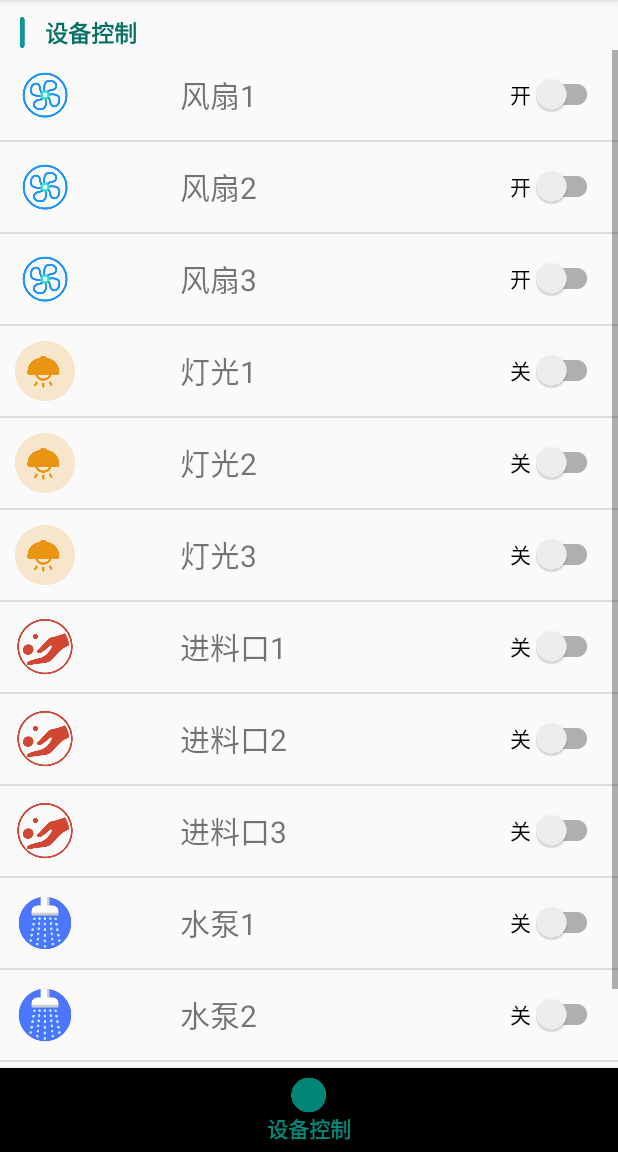
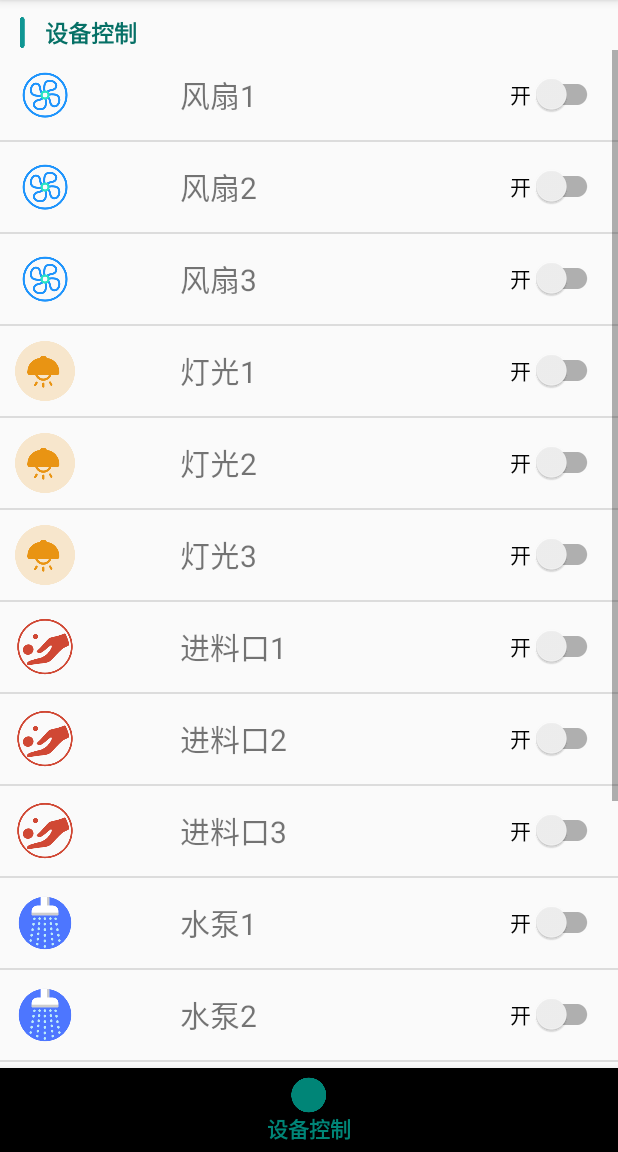
Before and after one commit to LeJac/Smart_Animal_Husbandry, an Android app: the HomeActivity screen opened directly, with no data from a screen before it, item 2 of the bottom bar chosen, on a phone screen of 412 x 824 dp, the part 84-1236 px from its top. Run offline under Robolectric (Android 15) with nearby library versions, the phone set to English and light mode, and no system bars.

Commit message:
数据可视

```diff
--- a/app/src/main/java/com/example/myapplication_1/DeviceControlActivity.java
+++ b/app/src/main/java/com/example/myapplication_1/DeviceControlActivity.java
@@ -2,28 +2,44 @@ package com.example.myapplication_1;
 
 import android.content.Intent;
 import android.os.Bundle;
+import android.os.Handler;
+import android.os.Message;
 import android.view.MenuItem;
 import android.widget.ListView;
 
 import androidx.annotation.NonNull;
-import androidx.appcompat.app.AppCompatActivity;
 
 import com.example.myapplication_1.adapter.ActuatorAdapter;
 import com.example.myapplication_1.model.ActuatorModel;
-import com.example.myapplication_1.viewmodel.HomeViewModel;
+import com.example.myapplication_1.view.DeviceView;
+import com.example.myapplication_1.viewmodel.DeviceControlViewModel;
 import com.google.android.material.bottomnavigation.BottomNavigationView;
 
 import java.util.List;
 
-public class DeviceControlActivity extends AppCompatActivity {
+public class DeviceControlActivity extends DeviceView {
 
 
     private ListView lvDevices;
 
-    private List<ActuatorModel> devices;
+    private List<ActuatorModel> actuators;
+    private ActuatorAdapter actuatorAdapter;
 
-    private HomeViewModel homeViewModel;
+    private DeviceControlViewModel deviceControlViewModel;
     private BottomNavigationView bottomNavigationView;
+
+    public DeviceControlActivity() {
+        handler = new Handler(){
+            @Override
+            public void handleMessage(Message msg) {
+                super.handleMessage(msg);
+                //消息处理：当采集到传感器数据变化时，更新列表和网格的数据
+                if(msg.what == 200){
+                    actuatorAdapter.notifyDataSetChanged();
+                }
+            }
+        };
+    }
     @Override
     protected void onCreate(Bundle savedInstanceState) {
         super.onCreate(savedInstanceState);
@@ -40,14 +56,15 @@ public class DeviceControlActivity extends AppCompatActivity {
         //绑定ListView
         lvDevices = findViewById(R.id.list_divices_control);
         //设置ListView的数据适配器
-        lvDevices.setAdapter(new ActuatorAdapter(this, devices));
+        actuatorAdapter = new ActuatorAdapter(this, actuators);
+        lvDevices.setAdapter(actuatorAdapter);
 
     }
 
     private void initData(){
-        homeViewModel = new HomeViewModel();
-        homeViewModel.init();
-        devices = homeViewModel.getDevices();
+        deviceControlViewModel = new DeviceControlViewModel();
+        deviceControlViewModel.init(this);
+        actuators = deviceControlViewModel.getActuators();
     }
     private BottomNavigationView.OnNavigationItemSelectedListener navListener =
             new BottomNavigationView.OnNavigationItemSelectedListener() {
--- a/app/src/main/java/com/example/myapplication_1/HomeActivity.java
+++ b/app/src/main/java/com/example/myapplication_1/HomeActivity.java
@@ -53,28 +53,44 @@ package com.example.myapplication_1;
 
 import android.content.Intent;
 import android.os.Bundle;
+import android.os.Handler;
+import android.os.Message;
 import android.view.MenuItem;
 import android.widget.GridView;
 
 import androidx.annotation.NonNull;
-import androidx.appcompat.app.AppCompatActivity;
 
 import com.example.myapplication_1.adapter.SensorsAdapter;
 import com.example.myapplication_1.model.SensorModel;
+import com.example.myapplication_1.view.DeviceView;
 import com.example.myapplication_1.viewmodel.HomeViewModel;
 import com.google.android.material.bottomnavigation.BottomNavigationView;
 
 import java.util.List;
 
-public class HomeActivity extends AppCompatActivity {
+public class HomeActivity extends DeviceView {
 
 //    private ListView lvDevices;
     private GridView gvSensors;
 
 //    private List<ActuatorModel> devices;
     private List<SensorModel> sensors;
+    private SensorsAdapter sensorsAdapter;
     private HomeViewModel homeViewModel;
     private BottomNavigationView bottomNavigationView;
+
+    public HomeActivity() {
+        handler = new Handler(){
+            @Override
+            public void handleMessage(Message msg) {
+                super.handleMessage(msg);
+                //消息处理：当采集到传感器数据变化时，更新列表和网格的数据
+                if(msg.what == 200){
+                    sensorsAdapter.notifyDataSetChanged();
+                }
+            }
+        };
+    }
 
     @Override
     protected void onCreate(Bundle savedInstanceState) {
@@ -94,12 +110,13 @@ public class HomeActivity extends AppCompatActivity {
         //设置ListView的数据适配器
 //        lvDevices.setAdapter(new ActuatorAdapter(this, devices));
         //设置GridView的数据适配器
-        gvSensors.setAdapter(new SensorsAdapter(this,sensors));
+        sensorsAdapter = new SensorsAdapter(this, sensors);
+        gvSensors.setAdapter(sensorsAdapter);
     }
 
     private void initData(){
         homeViewModel = new HomeViewModel();
-        homeViewModel.init();
+        homeViewModel.init(this);
 //        devices = homeViewModel.getDevices();
         sensors = homeViewModel.getSensors();
     }
--- a/app/src/main/java/com/example/myapplication_1/adapter/ActuatorAdapter.java
+++ b/app/src/main/java/com/example/myapplication_1/adapter/ActuatorAdapter.java
@@ -73,13 +73,15 @@ public class ActuatorAdapter extends BaseAdapter {
             @Override
             public void onClick(View v) {
                 //发送开关指令
-                double state = device.getValue();
+                int state = device.getValue();
                 Log.d("getView","设置前：state："+state);
                 if(state==0){
                     //发送打开设备指令
+                    device.control(1);
                     state = 1;
                 }else{
                     //发送关闭设备指令
+                    device.control(0);
                     state = 0;
                 }
                 Log.d("getView","设置后：state："+state);
--- a/app/src/main/java/com/example/myapplication_1/adapter/SensorsAdapter.java
+++ b/app/src/main/java/com/example/myapplication_1/adapter/SensorsAdapter.java
@@ -15,8 +15,8 @@ import com.example.myapplication_1.model.SensorModel;
 import java.util.List;
 
 /*
-* 设备列表适配器
-*/
+ * 设备列表适配器
+ */
 public class SensorsAdapter extends BaseAdapter {
     private Context context;
     private List<SensorModel> datas;
--- a/app/src/main/java/com/example/myapplication_1/model/ActuatorModel.java
+++ b/app/src/main/java/com/example/myapplication_1/model/ActuatorModel.java
@@ -1,11 +1,54 @@
 package com.example.myapplication_1.model;
 
-/**
- * 执行器模型
- */
+import android.util.Log;
+
+import com.example.myapplication_1.api.ThingsBoardHelp;
+import com.example.myapplication_1.utils.OkHttpUtil;
+import com.example.myapplication_1.view.DeviceView;
+
+import org.jetbrains.annotations.NotNull;
+
+import java.io.IOException;
+
+import okhttp3.Call;
+import okhttp3.Callback;
+import okhttp3.Response;
+
 public class ActuatorModel extends DeviceModel{
 
-    public ActuatorModel(int iconID, String name, String deviceId, double value) {
-        super(iconID, name, deviceId, value);
+    public ActuatorModel(DeviceView context, int iconID, String name, int state, String deviceID) {
+        super(context, iconID, name, deviceID, String.valueOf(state));
     }
+
+    public void control(int open){
+        //发送请求，控制设备
+        //https://tb.nlecloud.com/api/plugins/rpc/oneway/db10c750-930a-11ee-bd26-a1c236e96f64
+        String url = ThingsBoardHelp.RPC_URL + getDeviceID();
+        Log.e("request_data","url:"+url);
+        //{""method"":""setValue"",""params"":0}
+        String json = "{\"method\":\"setValue\",\"params\":"+open+"}";
+        OkHttpUtil.post(url, json,new Callback() {
+            @Override
+            public void onFailure(@NotNull Call call, @NotNull IOException e) {
+                //请求结果失败处理
+                Log.e("request_data",e.getMessage());
+            }
+
+            @Override
+            public void onResponse(@NotNull Call call, @NotNull Response response) throws IOException {
+                //请求结果成功处理
+                String data = response.body().string();
+                Log.d("request_data","控制成功："+data);
+            }
+        });
+    }
+
+    public int getValue(){
+        return Integer.valueOf(value);
+    }
+
+    public void setValue(int state){
+        this.value = String.valueOf(state);
+    }
+
 }
--- a/app/src/main/java/com/example/myapplication_1/model/DeviceModel.java
+++ b/app/src/main/java/com/example/myapplication_1/model/DeviceModel.java
@@ -1,69 +1,97 @@
 package com.example.myapplication_1.model;
 
+import android.util.Log;
+
+import com.example.myapplication_1.api.ThingsBoardHelp;
+import com.example.myapplication_1.utils.OkHttpUtil;
+import com.example.myapplication_1.view.DeviceView;
+
+import org.jetbrains.annotations.NotNull;
+import org.json.JSONException;
+import org.json.JSONObject;
+
+import java.io.IOException;
 import java.util.Timer;
 import java.util.TimerTask;
 
+import okhttp3.Call;
+import okhttp3.Callback;
+import okhttp3.Response;
+
 public class DeviceModel {
-    private int iconID; //图标资源id
-    private String name; //名字
-    private String deviceId;//设备id
-    private double value; //设备状态：0为关，1为开
+    protected int iconID;
+    protected String name;
+    protected String deviceID;
+    protected String value;
+    private DeviceView context;//上下文环境
 
-
-    public DeviceModel(){
-    }
-
-    public DeviceModel(int iconID, String name, String deviceId, double value) {
+    public DeviceModel(DeviceView context, int iconID, String name, String deviceID, String value) {
         this.iconID = iconID;
         this.name = name;
-        this.deviceId = deviceId;
+        this.deviceID = deviceID;
         this.value = value;
+        this.context = context;
     }
 
 
-
-    public void collection(){
-        //启动一个定时器，每间隔一段事件采集一次数据
+    public void startCollection(){
+        //启动采集数据定时器
         Timer timer = new Timer();
         timer.schedule(new TimerTask() {
             @Override
             public void run() {
-                //发送请求，获取传感器数据
+                collect();
             }
-        },100,3000);
+        }, 100, 3000);
+    }
+
+    private void collect(){
+        //获取设备数据
+        String url = ThingsBoardHelp.DEVICE_VALUE_URL_BASE + deviceID + "/values/timeseries?useStrictDataTypes=true";
+        OkHttpUtil.get(url, new Callback() {
+            @Override
+            public void onFailure(@NotNull Call call, @NotNull IOException e) {
+                Log.e("request_data", e.getMessage());
+            }
+
+            @Override
+            public void onResponse(@NotNull Call call, @NotNull Response response) throws IOException {
+                String bodyStr = response.body().string();
+                Log.d("request_data", bodyStr);
+                try {
+                    JSONObject body = new JSONObject(bodyStr);
+                    value = body.getJSONArray("value").getJSONObject(0).getString("value");
+                    Log.d("value:",value);
+                    context.handler.sendEmptyMessage(200);
+
+                } catch (JSONException e) {
+                    e.printStackTrace();
+                }
+            }
+        });
+    }
+
+    public void setIconID(int iconID) {
+        this.iconID = iconID;
+    }
+
+    public void setName(String name) {
+        this.name = name;
+    }
+
+    public void setDeviceID(String deviceID) {
+        this.deviceID = deviceID;
+    }
+
+    public int getIconID() {
+        return iconID;
     }
 
     public String getName() {
         return name;
     }
 
-
-
-    public int getIconID() {
-        return iconID;
-    }
-
-    public void setName(String name) {
-        this.name = name;
-    }
-
-    public void setIconID(int iconID) {
-        this.iconID = iconID;
-    }
-
-    public String getDeviceId() {
-        return deviceId;
-    }
-
-    public void setDeviceId(String deviceId) {
-        this.deviceId = deviceId;
-    }
-
-    public double getValue() {
-        return value;
-    }
-
-    public void setValue(double value) {
-        this.value = value;
+    public String getDeviceID() {
+        return deviceID;
     }
 }
--- a/app/src/main/java/com/example/myapplication_1/model/SensorModel.java
+++ b/app/src/main/java/com/example/myapplication_1/model/SensorModel.java
@@ -1,22 +1,32 @@
 package com.example.myapplication_1.model;
 
 
+import com.example.myapplication_1.view.DeviceView;
+
 public class SensorModel extends DeviceModel {
     private String unit;//传感器单位
-    public SensorModel(int iconID, String name, String deviceId, double value, String unit) {
-        super(iconID, name, deviceId,value);
+
+    public SensorModel(DeviceView context, int iconID, String name, double value, String unit, String deviceID) {
+        super(context, iconID, name, deviceID, String.valueOf(value));
         this.unit = unit;
     }
 
-    public String getUnit() {
-        return unit;
-    }
 
     public void setUnit(String unit) {
         this.unit = unit;
     }
 
 
+    public String getUnit() {
+        return unit;
+    }
 
+    public void setValue(double value) {
+        this.value = String.valueOf(value);
+    }
+
+    public double getValue() {
+        return Double.valueOf(this.value);
+    }
 
 }
--- /dev/null
+++ b/app/src/main/java/com/example/myapplication_1/view/DeviceView.java
@@ -0,0 +1,9 @@
+package com.example.myapplication_1.view;
+
+import android.os.Handler;
+
+import androidx.appcompat.app.AppCompatActivity;
+
+public class DeviceView extends AppCompatActivity {
+    public Handler handler;
+}
--- /dev/null
+++ b/app/src/main/java/com/example/myapplication_1/viewmodel/DeviceControlViewModel.java
@@ -0,0 +1,50 @@
+package com.example.myapplication_1.viewmodel;
+
+import com.example.myapplication_1.DeviceControlActivity;
+import com.example.myapplication_1.R;
+import com.example.myapplication_1.api.ThingsBoardHelp;
+import com.example.myapplication_1.model.ActuatorModel;
+
+import java.util.ArrayList;
+import java.util.List;
+
+public class DeviceControlViewModel {
+//    private List<SensorModel> sensors;
+    private List<ActuatorModel> actuators;
+
+    public void init(DeviceControlActivity context){
+        actuators = new ArrayList<>();
+        actuators.add(new ActuatorModel(context, R.drawable.fan,"风扇1",0,ThingsBoardHelp.LED0_DEVICE_ID));
+        actuators.add(new ActuatorModel(context, R.drawable.fan,"风扇2",0,ThingsBoardHelp.LED1_DEVICE_ID));
+        actuators.add(new ActuatorModel(context, R.drawable.fan,"风扇3",0,ThingsBoardHelp.LED2_DEVICE_ID));
+        actuators.add(new ActuatorModel(context, R.drawable.light,"灯光1",0,"1"));
+        actuators.add(new ActuatorModel(context, R.drawable.light,"灯光2",0,"1"));
+        actuators.add(new ActuatorModel(context, R.drawable.light,"灯光3",0,"1"));
+        actuators.add(new ActuatorModel(context, R.drawable.feed,"进料口1",0,"1"));
+        actuators.add(new ActuatorModel(context, R.drawable.feed,"进料口2",0,"1"));
+        actuators.add(new ActuatorModel(context, R.drawable.feed,"进料口3",0,"1"));
+        actuators.add(new ActuatorModel(context, R.drawable.water,"水泵1",0,"1"));
+        actuators.add(new ActuatorModel(context, R.drawable.water,"水泵2",0,"1"));
+        actuators.add(new ActuatorModel(context, R.drawable.water,"水泵3",0,"1"));
+        actuators.add(new ActuatorModel(context, R.drawable.light, ThingsBoardHelp.LED0_DEVICE_NAME, 0, ThingsBoardHelp.LED0_DEVICE_ID));
+        actuators.add(new ActuatorModel(context, R.drawable.light, ThingsBoardHelp.LED1_DEVICE_NAME, 0, ThingsBoardHelp.LED1_DEVICE_ID));
+        actuators.add(new ActuatorModel(context, R.drawable.light, ThingsBoardHelp.LED2_DEVICE_NAME, 0, ThingsBoardHelp.LED2_DEVICE_ID));
+//
+//        sensors = new ArrayList<>();
+//        sensors.add(new SensorModel(context, R.drawable.lightbulb, ThingsBoardHelp.TEMP_DEVICE_NAME,0, "℃", ThingsBoardHelp.TEMP_DEVICE_ID));
+//        sensors.add(new SensorModel(context, R.drawable.humidity, ThingsBoardHelp.HUMI_DEVICE_NAME,0, "%RH", ThingsBoardHelp.HUMI_DEVICE_ID));
+//        sensors.add(new SensorModel(context, R.drawable.user, ThingsBoardHelp.BODY_DEVICE_NAME,0, "", ThingsBoardHelp.BODY_DEVICE_ID));
+//        sensors.add(new SensorModel(context, R.drawable.barometer, ThingsBoardHelp.PA_DEVICE_NAME,0, "Pa", ThingsBoardHelp.PA_DEVICE_ID));
+//        sensors.add(new SensorModel(context, R.drawable.dust, ThingsBoardHelp.PM25_DEVICE_NAME,0, "ppm", ThingsBoardHelp.PM25_DEVICE_ID));
+//        sensors.add(new SensorModel(context, R.drawable.tvoc, ThingsBoardHelp.TVOC_DEVICE_NAME,0, "ppm", ThingsBoardHelp.TVOC_DEVICE_ID));
+
+    }
+
+    public List<ActuatorModel> getActuators() {
+        return actuators;
+    }
+
+//    public List<SensorModel> getSensors() {
+//        return sensors;
+//    }
+}
--- a/app/src/main/java/com/example/myapplication_1/viewmodel/HomeViewModel.java
+++ b/app/src/main/java/com/example/myapplication_1/viewmodel/HomeViewModel.java
@@ -1,46 +1,28 @@
 package com.example.myapplication_1.viewmodel;
 
+import com.example.myapplication_1.HomeActivity;
 import com.example.myapplication_1.R;
-import com.example.myapplication_1.model.ActuatorModel;
+import com.example.myapplication_1.api.ThingsBoardHelp;
 import com.example.myapplication_1.model.SensorModel;
 
 import java.util.ArrayList;
 import java.util.List;
 
 public class HomeViewModel {
+    private List<SensorModel> sensors;
 
-    private List<SensorModel> sensors;
-    private List<ActuatorModel> devices;
+    public void init(HomeActivity context){
+        sensors = new ArrayList<>();
+        sensors.add(new SensorModel(context, R.drawable.temerature, ThingsBoardHelp.TEMP_DEVICE_NAME,0, "℃", ThingsBoardHelp.TEMP_DEVICE_ID));
+        sensors.add(new SensorModel(context, R.drawable.humidity, ThingsBoardHelp.HUMI_DEVICE_NAME,0, "%RH", ThingsBoardHelp.HUMI_DEVICE_ID));
+        sensors.add(new SensorModel(context, R.drawable.redray, ThingsBoardHelp.BODY_DEVICE_NAME,0, "", ThingsBoardHelp.BODY_DEVICE_ID));
+        sensors.add(new SensorModel(context, R.drawable.pressure, ThingsBoardHelp.PA_DEVICE_NAME,0, "Pa", ThingsBoardHelp.PA_DEVICE_ID));
+        sensors.add(new SensorModel(context, R.drawable.co2, ThingsBoardHelp.PM25_DEVICE_NAME,0, "ppm", ThingsBoardHelp.PM25_DEVICE_ID));
+        sensors.add(new SensorModel(context, R.drawable.tvoc, ThingsBoardHelp.TVOC_DEVICE_NAME,0, "ppm", ThingsBoardHelp.TVOC_DEVICE_ID));
 
-    public void init(){
-        devices = new ArrayList<>();
-        devices.add(new ActuatorModel(R.drawable.fan,"风扇1","1",0));
-        devices.add(new ActuatorModel(R.drawable.fan,"风扇2","1",0));
-        devices.add(new ActuatorModel(R.drawable.fan,"风扇3","1",0));
-        devices.add(new ActuatorModel(R.drawable.light,"灯光1","1",1));
-        devices.add(new ActuatorModel(R.drawable.light,"灯光2","1",1));
-        devices.add(new ActuatorModel(R.drawable.light,"灯光3","1",1));
-        devices.add(new ActuatorModel(R.drawable.feed,"进料口1","1",1));
-        devices.add(new ActuatorModel(R.drawable.feed,"进料口2","1",1));
-        devices.add(new ActuatorModel(R.drawable.feed,"进料口3","1",1));
-        devices.add(new ActuatorModel(R.drawable.water,"水泵1","1",1));
-        devices.add(new ActuatorModel(R.drawable.water,"水泵2","1",1));
-        devices.add(new ActuatorModel(R.drawable.water,"水泵3","1",1));
-
-
-        sensors = new ArrayList<>();
-        sensors.add(new SensorModel(R.drawable.temerature,"温度","1",25,"℃"));
-        sensors.add(new SensorModel(R.drawable.humidity,"湿度","1",79,"%"));
-        sensors.add(new SensorModel(R.drawable.co2,"二氧化碳浓度","1",2000,"ppm"));
-        sensors.add(new SensorModel(R.drawable.nh3,"氨气浓度","1",80,"ppm"));
-        sensors.add(new SensorModel(R.drawable.tvoc,"TVOC","1",3000,"ppm"));
-        sensors.add(new SensorModel(R.drawable.pressure,"大气压强","1",500,"pa"));
-        sensors.add(new SensorModel(R.drawable.redray,"红外感应","1",500,""));
-        sensors.add(new SensorModel(R.drawable.studio,"噪声检测","1",99.0,"dB"));
-    }
-
-    public List<ActuatorModel> getDevices() {
-        return devices;
+        for(SensorModel sensor: sensors){
+            sensor.startCollection();
+        }
     }
 
     public List<SensorModel> getSensors() {
```
Also changed, not shown: app/src/main/java/com/example/myapplication_1/api/ThingsBoardHelp.java (added, +43 -0 lines).
